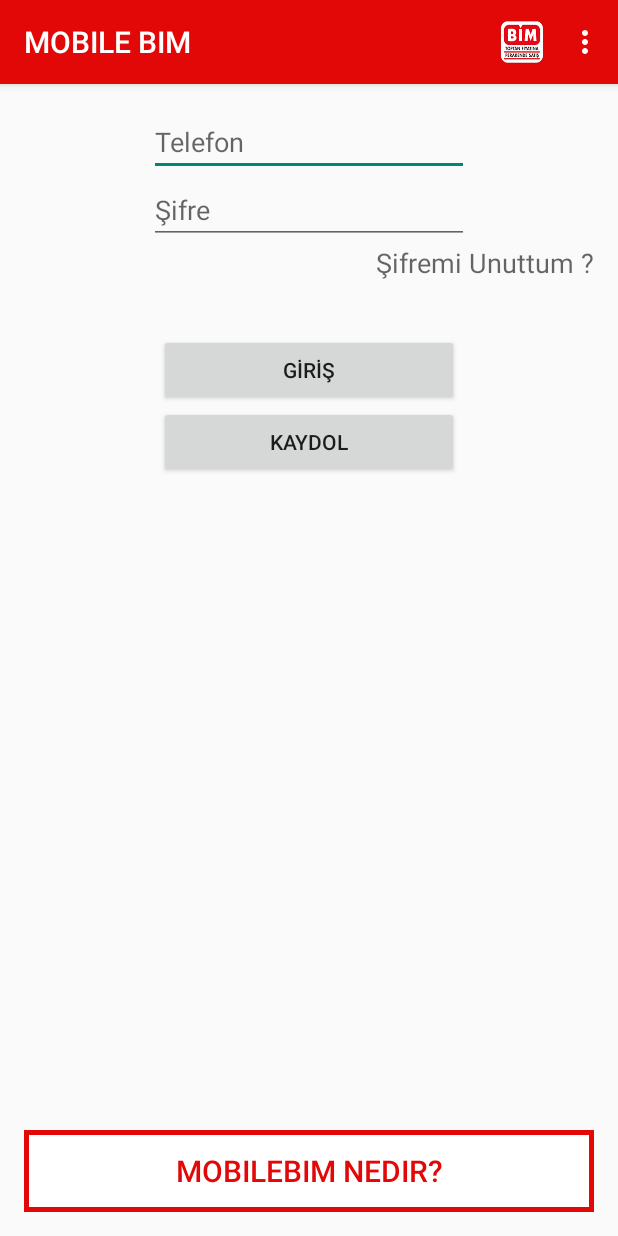
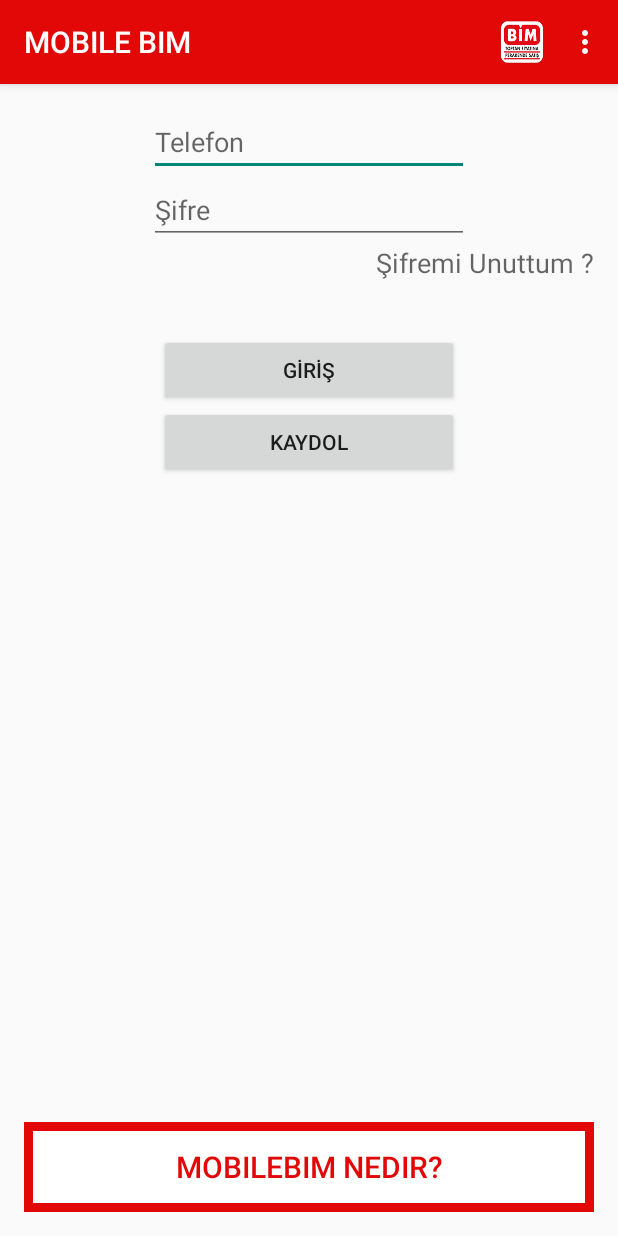
Before and after one commit to tfoseiuqunuylno/servis, an Android app: the screen it shows after launch (MainActivity), on a phone screen of 412 x 824 dp. Run offline under Robolectric (Android 15) with nearby library versions, the phone set to English and light mode, and no system bars.

Commit message:
mobilbimnedir2

```diff
--- a/app/src/main/res/layout/activity_main.xml
+++ b/app/src/main/res/layout/activity_main.xml
@@ -66,7 +66,7 @@
         android:layout_alignParentBottom="true"
         android:layout_centerHorizontal="true"
         android:background="#E20808"
-        android:padding="3sp">
+        android:padding="6sp">
 
         <Button
             android:layout_width="match_parent"
```
